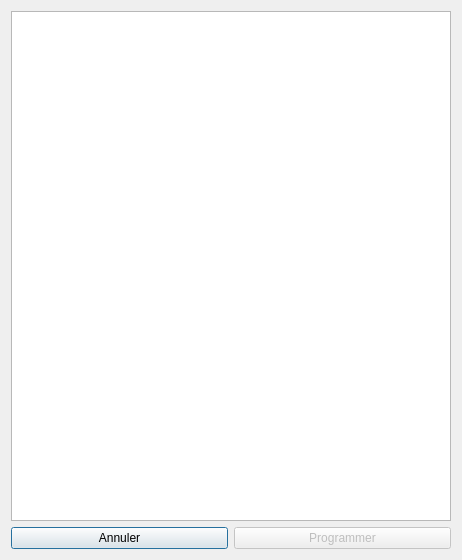
This is Code source/ProjectCalendar/tacheprogrammeur.ui in SteveLagache/LO21-ProjectCalendarV2 as Qt 5 draws it before an edit. The edited form follows.
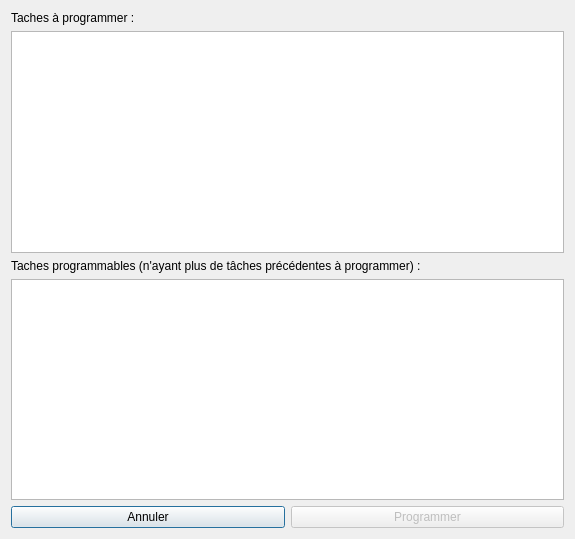
This is the edited form.

Commit message: TacheProgrammeur et EvenementTacheEditor

```diff
--- a/Code source/ProjectCalendar/tacheprogrammeur.ui
+++ b/Code source/ProjectCalendar/tacheprogrammeur.ui
@@ -6,8 +6,8 @@
    <rect>
     <x>0</x>
     <y>0</y>
-    <width>462</width>
-    <height>560</height>
+    <width>575</width>
+    <height>539</height>
    </rect>
   </property>
   <property name="windowTitle">
@@ -15,7 +15,24 @@
   </property>
   <layout class="QVBoxLayout" name="verticalLayout">
    <item>
-    <widget class="QListWidget" name="listWidget">
+    <widget class="QLabel" name="label">
+     <property name="text">
+      <string>Taches à programmer :</string>
+     </property>
+    </widget>
+   </item>
+   <item>
+    <widget class="QListWidget" name="listWidgetNonProgrammables"/>
+   </item>
+   <item>
+    <widget class="QLabel" name="label_2">
+     <property name="text">
+      <string>Taches programmables (n'ayant plus de tâches précédentes à programmer) : </string>
+     </property>
+    </widget>
+   </item>
+   <item>
+    <widget class="QListWidget" name="listWidgetProgrammables">
      <property name="enabled">
       <bool>true</bool>
      </property>
```
Left out of the diff: 23 changed lines with no effect on the pictures. The commit also changes 10 other files.
